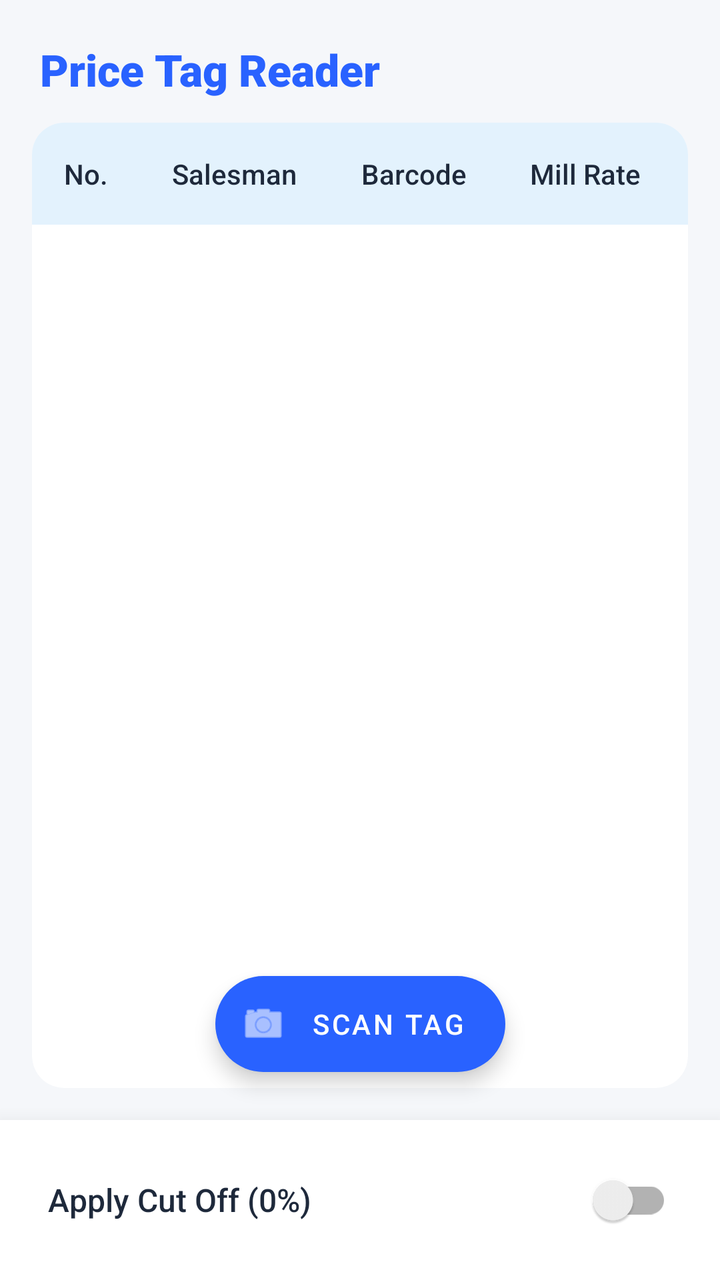
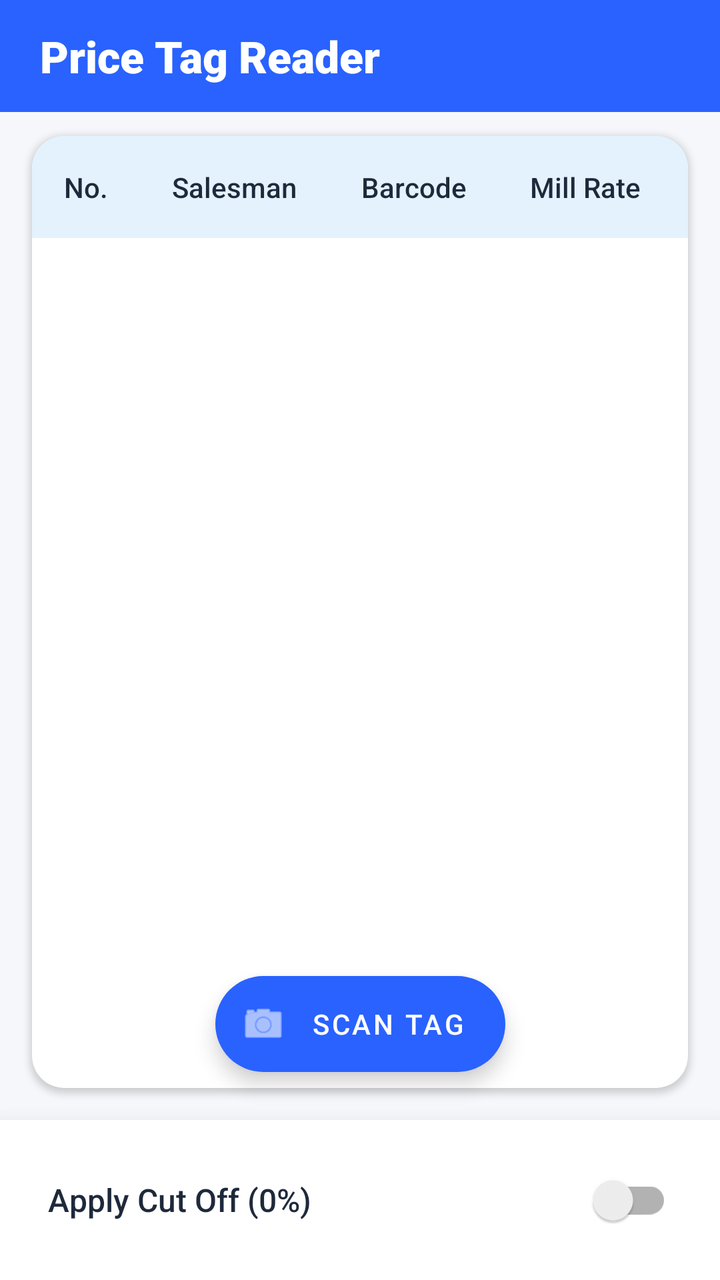

Two renders of the same Android screen: before a commit and after it. Below are the layout's source before the change and the commit's diff.
<!-- AndroidManifest.xml: application theme Theme.MaterialComponents.Light.NoActionBar -->
<!-- res/layout/activity_main.xml -->
<?xml version="1.0" encoding="utf-8"?>
<androidx.constraintlayout.widget.ConstraintLayout 
    xmlns:android="http://schemas.android.com/apk/res/android"
    xmlns:app="http://schemas.android.com/apk/res-auto"
    android:layout_width="match_parent"
    android:layout_height="match_parent"
    android:background="@color/appBackground">

    <TextView
        android:id="@+id/tvAppTitle"
        android:layout_width="wrap_content"
        android:layout_height="wrap_content"
        android:text="Price Tag Reader"
        android:textSize="22sp"
        android:textStyle="bold"
        android:textColor="@color/primaryColor"
        android:fontFamily="sans-serif-black"
        android:layout_margin="20dp"
        app:layout_constraintTop_toTopOf="parent"
        app:layout_constraintStart_toStartOf="parent" />

    <com.google.android.material.card.MaterialCardView
        android:id="@+id/cardTable"
        android:layout_width="match_parent"
        android:layout_height="0dp"
        android:layout_marginHorizontal="16dp"
        android:layout_marginTop="12dp"
        android:layout_marginBottom="16dp"
        app:cardCornerRadius="16dp"
        app:cardElevation="2dp"
        app:cardBackgroundColor="@color/cardSurface"
        app:strokeWidth="0dp"
        app:layout_constraintTop_toBottomOf="@id/tvAppTitle"
        app:layout_constraintBottom_toTopOf="@+id/bottomPanel">

        <HorizontalScrollView
            android:layout_width="match_parent"
            android:layout_height="match_parent"
            android:scrollbars="none">

            <ScrollView
                android:layout_width="wrap_content"
                android:layout_height="match_parent"
                android:scrollbars="none">

                <TableLayout
                    android:id="@+id/tableLayout"
                    android:layout_width="wrap_content"
                    android:layout_height="wrap_content"
                    android:stretchColumns="*">
                    
                    <TableRow
                        android:background="@color/tableHeaderBg">
                        <TextView android:layout_width="match_parent" android:layout_height="wrap_content" android:text="No." android:textColor="@color/textPrimary" android:fontFamily="sans-serif-medium" android:padding="16dp" android:gravity="center"/>
                        <TextView android:layout_width="match_parent" android:layout_height="wrap_content" android:text="Salesman" android:textColor="@color/textPrimary" android:fontFamily="sans-serif-medium" android:padding="16dp" android:gravity="center"/>
                        <TextView android:layout_width="match_parent" android:layout_height="wrap_content" android:text="Barcode" android:textColor="@color/textPrimary" android:fontFamily="sans-serif-medium" android:padding="16dp" android:gravity="center"/>
                        <TextView android:layout_width="match_parent" android:layout_height="wrap_content" android:text="Mill Rate" android:textColor="@color/textPrimary" android:fontFamily="sans-serif-medium" android:padding="16dp" android:gravity="center"/>
                        <TextView android:layout_width="match_parent" android:layout_height="wrap_content" android:text="Bill No." android:textColor="@color/textPrimary" android:fontFamily="sans-serif-medium" android:padding="16dp" android:gravity="center"/>
                        <TextView android:layout_width="match_parent" android:layout_height="wrap_content" android:text="Date" android:textColor="@color/textPrimary" android:fontFamily="sans-serif-medium" android:padding="16dp" android:gravity="center"/>
                        <TextView android:layout_width="match_parent" android:layout_height="wrap_content" android:text="Jappa" android:textColor="@color/textPrimary" android:fontFamily="sans-serif-medium" android:padding="16dp" android:gravity="center"/>
                        
                        <TextView android:layout_width="match_parent" android:layout_height="wrap_content" android:text="Image" android:textColor="@color/textPrimary" android:fontFamily="sans-serif-medium" android:padding="16dp" android:gravity="center"/>
                    </TableRow>
                </TableLayout>
            </ScrollView>
        </HorizontalScrollView>
    </com.google.android.material.card.MaterialCardView>

    <com.google.android.material.floatingactionbutton.ExtendedFloatingActionButton
        android:id="@+id/fabCamera"
        android:layout_width="wrap_content"
        android:layout_height="wrap_content"
        android:layout_marginBottom="24dp"
        android:text="Scan Tag"
        android:textColor="@android:color/white"
        app:icon="@android:drawable/ic_menu_camera"
        app:iconTint="@android:color/white"
        app:backgroundTint="@color/primaryColor"
        app:layout_constraintBottom_toTopOf="@+id/bottomPanel"
        app:layout_constraintEnd_toEndOf="parent"
        app:layout_constraintStart_toStartOf="parent" />

    <com.google.android.material.card.MaterialCardView
        android:id="@+id/bottomPanel"
        android:layout_width="match_parent"
        android:layout_height="wrap_content"
        app:cardElevation="16dp"
        app:cardCornerRadius="0dp"
        app:strokeWidth="0dp"
        app:cardBackgroundColor="@color/bottomPanelBg"
        app:layout_constraintBottom_toBottomOf="parent">

        <LinearLayout
            android:layout_width="match_parent"
            android:layout_height="wrap_content"
            android:paddingHorizontal="24dp"
            android:paddingVertical="16dp">

            <androidx.appcompat.widget.SwitchCompat
                android:id="@+id/switchCutOff"
                android:layout_width="match_parent"
                android:layout_height="wrap_content"
                android:text="Apply Cut Off (0%)"
                android:textColor="@color/textPrimary"
                android:fontFamily="sans-serif-medium"
                android:textSize="16sp" />
        </LinearLayout>
    </com.google.android.material.card.MaterialCardView>

    <FrameLayout
        android:id="@+id/loadingOverlay"
        android:layout_width="match_parent"
        android:layout_height="match_parent"
        android:background="#80000000"
        android:visibility="gone"
        android:elevation="24dp"
        android:clickable="true"
        android:focusable="true">

        <com.google.android.material.card.MaterialCardView
            android:layout_width="wrap_content"
            android:layout_height="wrap_content"
            android:layout_gravity="center"
            app:cardCornerRadius="16dp"
            app:cardElevation="8dp"
            app:cardBackgroundColor="@color/cardSurface">

            <LinearLayout
                android:layout_width="wrap_content"
                android:layout_height="wrap_content"
                android:orientation="vertical"
                android:padding="32dp"
                android:gravity="center">

                <ProgressBar
                    android:layout_width="48dp"
                    android:layout_height="48dp"
                    android:indeterminateTint="@color/primaryColor" />

                <TextView
                    android:layout_width="wrap_content"
                    android:layout_height="wrap_content"
                    android:layout_marginTop="16dp"
                    android:text="Extracting Data..."
                    android:textColor="@color/textPrimary"
                    android:fontFamily="sans-serif-medium"
                    android:textSize="16sp" />
            </LinearLayout>
        </com.google.android.material.card.MaterialCardView>
    </FrameLayout>

</androidx.constraintlayout.widget.ConstraintLayout>
<!-- resources referenced by this layout -->
<resources>
  <color name="appBackground">#F5F7FA</color>
  <color name="bottomPanelBg">#FFFFFF</color>
  <color name="cardSurface">#FFFFFF</color>
  <color name="primaryColor">#2962FF</color>
  <color name="tableHeaderBg">#E3F2FD</color>
  <color name="textPrimary">#1E293B</color>
</resources>

<!-- the commit's change to res/layout/activity_main.xml (unified diff, before → after) -->
@@ -6,18 +6,42 @@
     android:layout_height="match_parent"
     android:background="@color/appBackground">
 
-    <TextView
-        android:id="@+id/tvAppTitle"
-        android:layout_width="wrap_content"
+    
+    <com.google.android.material.appbar.AppBarLayout
+        android:id="@+id/appBarLayout"
+        android:layout_width="match_parent"
         android:layout_height="wrap_content"
-        android:text="Price Tag Reader"
-        android:textSize="22sp"
-        android:textStyle="bold"
-        android:textColor="@color/primaryColor"
-        android:fontFamily="sans-serif-black"
-        android:layout_margin="20dp"
         app:layout_constraintTop_toTopOf="parent"
-        app:layout_constraintStart_toStartOf="parent" />
+        app:layout_constraintStart_toStartOf="parent"
+        app:layout_constraintEnd_toEndOf="parent"
+        app:elevation="4dp">
+
+        <com.google.android.material.appbar.MaterialToolbar
+            android:id="@+id/toolbar"
+            android:layout_width="match_parent"
+            android:layout_height="?attr/actionBarSize"
+            android:background="@color/primaryColor"
+            app:contentInsetStart="0dp">
+
+            
+            <TextView
+                android:id="@+id/tvAppTitle"
+                android:layout_width="match_parent"
+                android:layout_height="match_parent"
+                android:text="Price Tag Reader"
+                android:textSize="22sp"
+                android:textStyle="bold"
+                android:textColor="@android:color/white"
+                android:fontFamily="sans-serif-black"
+                android:gravity="center_vertical"
+                android:paddingStart="20dp"
+                android:paddingEnd="20dp"
+                android:background="?attr/selectableItemBackground"
+                android:clickable="true"
+                android:focusable="true" />
+
+        </com.google.android.material.appbar.MaterialToolbar>
+    </com.google.android.material.appbar.AppBarLayout>
 
     <com.google.android.material.card.MaterialCardView
         android:id="@+id/cardTable"
@@ -30,7 +54,7 @@
         app:cardElevation="2dp"
         app:cardBackgroundColor="@color/cardSurface"
         app:strokeWidth="0dp"
-        app:layout_constraintTop_toBottomOf="@id/tvAppTitle"
+        app:layout_constraintTop_toBottomOf="@id/appBarLayout"
         app:layout_constraintBottom_toTopOf="@+id/bottomPanel">
 
         <HorizontalScrollView
@@ -58,7 +82,6 @@
                         <TextView android:layout_width="match_parent" android:layout_height="wrap_content" android:text="Bill No." android:textColor="@color/textPrimary" android:fontFamily="sans-serif-medium" android:padding="16dp" android:gravity="center"/>
                         <TextView android:layout_width="match_parent" android:layout_height="wrap_content" android:text="Date" android:textColor="@color/textPrimary" android:fontFamily="sans-serif-medium" android:padding="16dp" android:gravity="center"/>
                         <TextView android:layout_width="match_parent" android:layout_height="wrap_content" android:text="Jappa" android:textColor="@color/textPrimary" android:fontFamily="sans-serif-medium" android:padding="16dp" android:gravity="center"/>
-                        
                         <TextView android:layout_width="match_parent" android:layout_height="wrap_content" android:text="Image" android:textColor="@color/textPrimary" android:fontFamily="sans-serif-medium" android:padding="16dp" android:gravity="center"/>
                     </TableRow>
                 </TableLayout>
